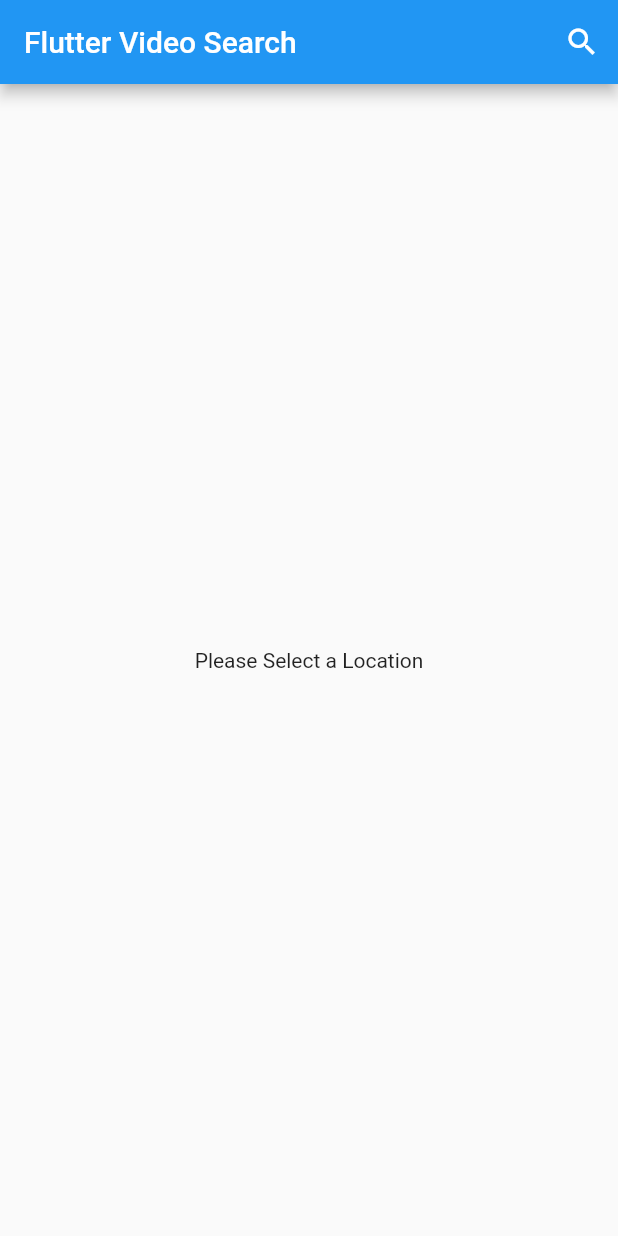
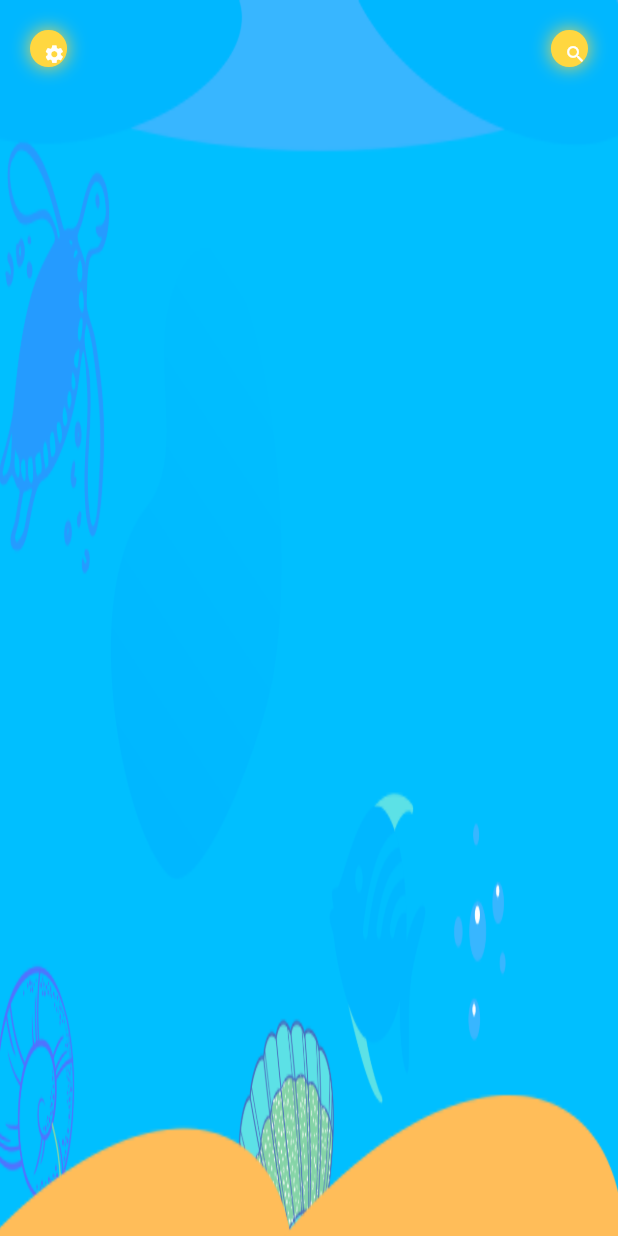
Before and after one commit to mehmetizci/yuppakids, a Flutter app: the screen it shows after launch, on a phone screen of 412 x 824 dp. Run offline on Flutter 3.47's test engine with Material 2 defaults, Android fonts, the phone set to English and light mode, and no system bars; our stand-ins replace bloc, equatable, flutter_bloc.

Commit message:
Search widget created

```diff
--- a/lib/main.dart
+++ b/lib/main.dart
@@ -28,10 +28,10 @@ class App extends StatelessWidget {
   @override
   Widget build(BuildContext context) {
     return MaterialApp(
-      title: 'Flutter Weather',
+      title: 'Flutter Video Search',
       home: BlocProvider(
         create: (context) => SearchBloc(youtubeRepository: youtubeRepository),
-        child: Search(),
+        child: Home(),
       ),
     );
   }
--- a/lib/models/search_results.dart
+++ b/lib/models/search_results.dart
@@ -21,7 +21,10 @@ class YoutubeSearchResult extends Equatable {
     final results = (json['results'] as List<dynamic>)
         .map((dynamic item) => Results.fromJson(item as Map<String, dynamic>))
         .toList();
-    return YoutubeSearchResult(results: results);
+    final key = json['key'];
+    final nextPageToken = json['nextPageToken'];
+    return YoutubeSearchResult(
+        results: results, key: key, nextPageToken: nextPageToken);
   }
 
   @override
--- a/lib/repositories/youtube_api_client.dart
+++ b/lib/repositories/youtube_api_client.dart
@@ -4,7 +4,7 @@ import 'package:yuppakids/models/models.dart';
 import 'dart:convert';
 
 class YoutubeApiClient {
-  static const baseUrl = 'http://192.168.1.26:3006';
+  static const baseUrl = 'http://localhost:3006';
   final http.Client httpClient;
 
   YoutubeApiClient({
@@ -13,7 +13,7 @@ class YoutubeApiClient {
 
   Future<YoutubeSearchResult> searchVideo(String searchStr) async {
     final searchUrl =
-        '$baseUrl/api/search?search_query=$searchStr&sp=EgIQAQ%253D%253D';
+        '$baseUrl/api/search?search_query=$searchStr' + '&sp=EgIQAQ%253D%253D';
     final searchResponse = await this.httpClient.get(searchUrl);
     if (searchResponse.statusCode != 200) {
       throw Exception('Error for getting search results');
--- /dev/null
+++ b/lib/widgets/home.dart
@@ -0,0 +1,29 @@
+import 'package:flutter/material.dart';
+
+import 'package:flutter_bloc/flutter_bloc.dart';
+
+import 'package:yuppakids/widgets/widgets.dart';
+import 'package:yuppakids/blocs/search/blocs.dart';
+
+class Home extends StatelessWidget {
+  @override
+  Widget build(BuildContext context) {
+    var sizeFactor = 0.06;
+    var innerSize = sizeFactor - 0.025;
+    return Scaffold(
+        body: Stack(children: <Widget>[
+      Container(
+        width: double.infinity,
+        height: MediaQuery.of(context).size.height,
+        decoration: BoxDecoration(
+          image: new DecorationImage(
+            image: new AssetImage('assets/images/pampa.png'),
+            fit: BoxFit.fill,
+          ),
+        ),
+      ),
+      Searching(sizeFactor: sizeFactor, innerSize: innerSize),
+      Settings(sizeFactor: sizeFactor, innerSize: innerSize),
+    ]));
+  }
+}
--- a/lib/widgets/search.dart
+++ b/lib/widgets/search.dart
@@ -26,17 +26,11 @@ class Search extends StatelessWidget {
                     .add(SearchRequested(searchTerm: searchTerm));
               }
             },
-            ),
+          )
         ],
       ),
       body: Center(child:
           BlocBuilder<SearchBloc, SearchState>(builder: (context, state) {
-          if (state is SearchLoadFailure) {
-            return Text(
-              'Something went wrong!',
-              style: TextStyle(color: Colors.red),
-            );
-          }
         if (state is SearchInitial) {
           return Center(child: Text('Please Select a Location'));
         }
@@ -44,9 +38,21 @@ class Search extends StatelessWidget {
           return Center(child: CircularProgressIndicator());
         }
         if (state is SearchLoadSuccess) {
-            final weather = state.results[0].video.id;
-            return Center(child: Text(weather));
+          final video = state.results[0].video.title;
+          return Center(
+            child: Text(video),
+          );
         }
-        })));
+        if (state is SearchLoadFailure) {
+          return Text(
+            'Something went wrong!',
+            style: TextStyle(color: Colors.red),
+          );
+        }
+        return Center(
+          child: Text("videos"),
+        );
+      })),
+    );
   }
 }
--- /dev/null
+++ b/lib/widgets/searching.dart
@@ -0,0 +1,41 @@
+import 'package:flutter/material.dart';
+import 'package:yuppakids/widgets/search_video.dart';
+
+class Searching extends StatelessWidget {
+  final double sizeFactor;
+  final double innerSize;
+
+  Searching({this.sizeFactor, this.innerSize});
+  @override
+  Widget build(BuildContext context) {
+    return Positioned(
+      top: 20,
+      right: 20,
+      child: Container(
+        width: MediaQuery.of(context).size.width * sizeFactor,
+        height: MediaQuery.of(context).size.width * sizeFactor,
+        decoration: BoxDecoration(
+            color: Colors.amberAccent,
+            boxShadow: [BoxShadow(color: Colors.amberAccent, blurRadius: 10)],
+            borderRadius: BorderRadius.circular(60),
+            border: Border.all(
+              color: Colors.amberAccent,
+              width: 1,
+            )),
+        child: IconButton(
+          onPressed: () => {
+            Navigator.push(
+                context, MaterialPageRoute(builder: (context) => SearchVideo()))
+          },
+          alignment: Alignment.center,
+          tooltip: 'video ara...',
+          icon: Icon(
+            Icons.search,
+            color: Colors.white,
+            size: MediaQuery.of(context).size.width * innerSize,
+          ),
+        ),
+      ),
+    );
+  }
+}
--- /dev/null
+++ b/lib/widgets/settings.dart
@@ -0,0 +1,37 @@
+import 'package:flutter/material.dart';
+
+class Settings extends StatelessWidget {
+  final double sizeFactor;
+  final double innerSize;
+
+  Settings({this.sizeFactor, this.innerSize});
+  @override
+  Widget build(BuildContext context) {
+    return Positioned(
+      top: 20,
+      left: 20,
+      child: Container(
+        width: MediaQuery.of(context).size.width * sizeFactor,
+        height: MediaQuery.of(context).size.width * sizeFactor,
+        decoration: BoxDecoration(
+            color: Colors.amberAccent,
+            boxShadow: [BoxShadow(color: Colors.amberAccent, blurRadius: 10)],
+            borderRadius: BorderRadius.circular(60),
+            border: Border.all(
+              color: Colors.amberAccent,
+              width: 1,
+            )),
+        child: IconButton(
+          onPressed: () => Navigator.pop(context),
+          alignment: Alignment.center,
+          tooltip: 'ayarlar...',
+          icon: Icon(
+            Icons.settings,
+            color: Colors.white,
+            size: MediaQuery.of(context).size.width * innerSize,
+          ),
+        ),
+      ),
+    );
+  }
+}
--- a/lib/widgets/widgets.dart
+++ b/lib/widgets/widgets.dart
@@ -1,2 +1,6 @@
 export 'search.dart';
 export 'search_video.dart';
+export 'settings.dart';
+export 'searching.dart';
+export 'search_grid.dart';
+export 'home.dart';
--- a/pubspec.yaml
+++ b/pubspec.yaml
@@ -45,8 +45,8 @@ flutter:
   uses-material-design: true
 
   # To add assets to your application, add an assets section, like this:
-  # assets:
-  #   - images/a_dot_burr.jpeg
+  assets:
+    - assets/images/
   #   - images/a_dot_ham.jpeg
 
   # An image asset can refer to one or more resolution-specific "variants", see
```
Also changed, not shown: lib/widgets/search_grid.dart (added, +48 -0 lines), lib/widgets/search_video.dart (+26 -2 lines), assets/images/pampa.png (added), 1 other file. Lines whose indentation alone changed are shown as unchanged.
